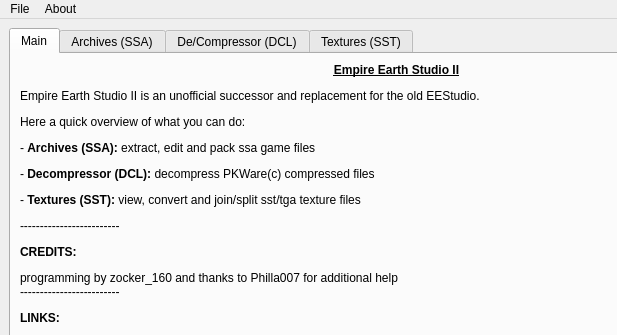
Old version of the form src/ui/ui/mainWindow.ui in the repository EE-modders/Empire-Earth-Studio-2; both pictures show x 0 to 617 and y 0 to 335 of the 793 by 652 pixel window.
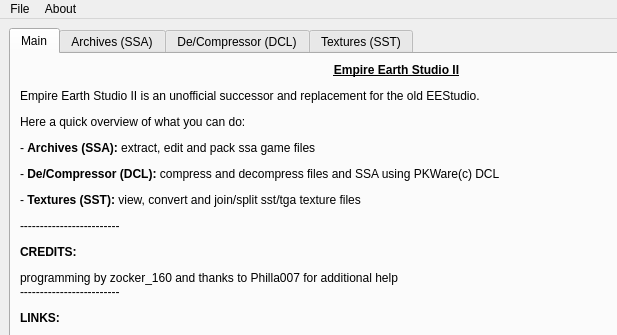
New version of the form. Icons and pictures are not drawn. Custom widgets are drawn as their Qt base class.

Commit message: update DCL description on main page

The edit to the form file:
```diff
--- a/src/ui/ui/mainWindow.ui
+++ b/src/ui/ui/mainWindow.ui
@@ -80,7 +80,7 @@
         <item>
          <widget class="QLabel" name="main_description">
           <property name="text">
-           <string>&lt;html&gt;&lt;head/&gt;&lt;body&gt;&lt;p align=&quot;center&quot;&gt;&lt;span style=&quot; font-weight:600; text-decoration: underline;&quot;&gt;Empire Earth Studio II&lt;/span&gt;&lt;/p&gt;&lt;p&gt;Empire Earth Studio II is an unofficial successor and replacement for the old EEStudio.&lt;/p&gt;&lt;p&gt;Here a quick overview of what you can do:&lt;/p&gt;&lt;p&gt;- &lt;span style=&quot; font-weight:600;&quot;&gt;Archives (SSA):&lt;/span&gt; extract, edit and pack ssa game files&lt;/p&gt;&lt;p&gt;- &lt;span style=&quot; font-weight:600;&quot;&gt;Decompressor (DCL):&lt;/span&gt; decompress PKWare(c) compressed files&lt;/p&gt;&lt;p&gt;- &lt;span style=&quot; font-weight:600;&quot;&gt;Textures (SST):&lt;/span&gt; view, convert and join/split sst/tga texture files&lt;/p&gt;&lt;p&gt;-------------------------&lt;/p&gt;&lt;p&gt;&lt;span style=&quot; font-weight:600;&quot;&gt;CREDITS:&lt;/span&gt;&lt;/p&gt;&lt;p&gt;programming by zocker_160 and thanks to Philla007 for additional help&lt;br/&gt;-------------------------&lt;/p&gt;&lt;p&gt;&lt;span style=&quot; font-weight:600;&quot;&gt;LINKS:&lt;/span&gt;&lt;/p&gt;&lt;p&gt;- join our Discord server: &lt;a href=&quot;https://discord.gg/BjUXbFB&quot;&gt;&lt;span style=&quot; text-decoration: underline; color:#2980b9;&quot;&gt;https://discord.gg/BjUXbFB&lt;/span&gt;&lt;/a&gt;&lt;/p&gt;&lt;p&gt;- our GitHub page: &lt;a href=&quot;https://github.com/EE-modders&quot;&gt;&lt;span style=&quot; text-decoration: underline; color:#2980b9;&quot;&gt;https://github.com/EE-modders&lt;/span&gt;&lt;/a&gt;&lt;/p&gt;&lt;p&gt;- report an issue: &lt;a href=&quot;https://github.com/EE-modders/Empire-Earth-Studio-2/issues&quot;&gt;&lt;span style=&quot; text-decoration: underline; color:#2980b9;&quot;&gt;https://github.com/EE-modders/Empire-Earth-Studio-2/issues&lt;/span&gt;&lt;/a&gt;&lt;br/&gt;&lt;/p&gt;&lt;/body&gt;&lt;/html&gt;</string>
+           <string>&lt;html&gt;&lt;head/&gt;&lt;body&gt;&lt;p align=&quot;center&quot;&gt;&lt;span style=&quot; font-weight:600; text-decoration: underline;&quot;&gt;Empire Earth Studio II&lt;/span&gt;&lt;/p&gt;&lt;p&gt;Empire Earth Studio II is an unofficial successor and replacement for the old EEStudio.&lt;/p&gt;&lt;p&gt;Here a quick overview of what you can do:&lt;/p&gt;&lt;p&gt;- &lt;span style=&quot; font-weight:600;&quot;&gt;Archives (SSA):&lt;/span&gt; extract, edit and pack ssa game files&lt;/p&gt;&lt;p&gt;- &lt;span style=&quot; font-weight:600;&quot;&gt;De/Compressor (DCL):&lt;/span&gt; compress and decompress files and SSA using PKWare(c) DCL&lt;/p&gt;&lt;p&gt;- &lt;span style=&quot; font-weight:600;&quot;&gt;Textures (SST):&lt;/span&gt; view, convert and join/split sst/tga texture files&lt;/p&gt;&lt;p&gt;-------------------------&lt;/p&gt;&lt;p&gt;&lt;span style=&quot; font-weight:600;&quot;&gt;CREDITS:&lt;/span&gt;&lt;/p&gt;&lt;p&gt;programming by zocker_160 and thanks to Philla007 for additional help&lt;br/&gt;-------------------------&lt;/p&gt;&lt;p&gt;&lt;span style=&quot; font-weight:600;&quot;&gt;LINKS:&lt;/span&gt;&lt;/p&gt;&lt;p&gt;- join our Discord server: &lt;a href=&quot;https://discord.gg/BjUXbFB&quot;&gt;&lt;span style=&quot; text-decoration: underline; color:#2980b9;&quot;&gt;https://discord.gg/BjUXbFB&lt;/span&gt;&lt;/a&gt;&lt;/p&gt;&lt;p&gt;- our GitHub page: &lt;a href=&quot;https://github.com/EE-modders&quot;&gt;&lt;span style=&quot; text-decoration: underline; color:#2980b9;&quot;&gt;https://github.com/EE-modders&lt;/span&gt;&lt;/a&gt;&lt;/p&gt;&lt;p&gt;- report an issue: &lt;a href=&quot;https://github.com/EE-modders/Empire-Earth-Studio-2/issues&quot;&gt;&lt;span style=&quot; text-decoration: underline; color:#2980b9;&quot;&gt;https://github.com/EE-modders/Empire-Earth-Studio-2/issues&lt;/span&gt;&lt;/a&gt;&lt;br/&gt;&lt;/p&gt;&lt;/body&gt;&lt;/html&gt;</string>
           </property>
           <property name="alignment">
            <set>Qt::AlignLeading|Qt::AlignLeft|Qt::AlignTop</set>
```
The commit also changes 1 other file.
